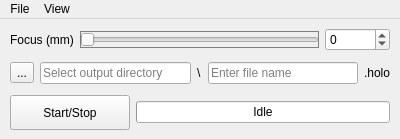
Qt form Holovibes/lightui.ui (DigitalHolography/Holovibes) before a commit.
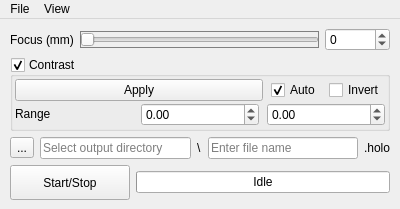
The same form after that commit. Custom widgets are drawn as their Qt base class.

Commit message: feat: add contrast in the light ui window

The edit to the form file:
```diff
--- a/Holovibes/lightui.ui
+++ b/Holovibes/lightui.ui
@@ -82,6 +82,161 @@
       </item>
      </layout>
     </item>
+      <item>
+             <widget class="QGroupBox" name="ContrastCheckBox">
+              <property name="sizePolicy">
+               <sizepolicy hsizetype="MinimumExpanding" vsizetype="Maximum">
+                <horstretch>0</horstretch>
+                <verstretch>0</verstretch>
+               </sizepolicy>
+              </property>
+              <property name="title">
+               <string>Contrast</string>
+              </property>
+              <property name="flat">
+               <bool>false</bool>
+              </property>
+              <property name="checkable">
+               <bool>true</bool>
+              </property>
+              <property name="checked">
+               <bool>true</bool>
+              </property>
+              <layout class="QGridLayout" name="gridLayout_3">
+               <property name="leftMargin">
+                <number>2</number>
+               </property>
+               <property name="topMargin">
+                <number>2</number>
+               </property>
+               <property name="rightMargin">
+                <number>2</number>
+               </property>
+               <property name="bottomMargin">
+                <number>2</number>
+               </property>
+               <property name="horizontalSpacing">
+                <number>0</number>
+               </property>
+               <property name="verticalSpacing">
+                <number>2</number>
+               </property>
+               <item row="2" column="1" rowspan="3">
+                <layout class="QHBoxLayout" name="horizontalLayout_8">
+                 <property name="spacing">
+                  <number>8</number>
+                 </property>
+                 <item>
+                  <widget class="QLabel" name="ContrastRangeLabel">
+                   <property name="enabled">
+                    <bool>true</bool>
+                   </property>
+                   <property name="sizePolicy">
+                    <sizepolicy hsizetype="Expanding" vsizetype="Fixed">
+                     <horstretch>1</horstretch>
+                     <verstretch>0</verstretch>
+                    </sizepolicy>
+                   </property>
+                   <property name="statusTip">
+                    <string>The lower and upper limit of the contrast</string>
+                   </property>
+                   <property name="text">
+                    <string>Range</string>
+                   </property>
+                  </widget>
+                 </item>
+                 <item>
+                  <widget class="QDoubleSpinBox" name="ContrastMinDoubleSpinBox">
+                   <property name="enabled">
+                    <bool>true</bool>
+                   </property>
+                   <property name="sizePolicy">
+                    <sizepolicy hsizetype="Expanding" vsizetype="Fixed">
+                     <horstretch>1</horstretch>
+                     <verstretch>0</verstretch>
+                    </sizepolicy>
+                   </property>
+                   <property name="minimum">
+                    <double>-100.000000000000000</double>
+                   </property>
+                   <property name="maximum">
+                    <double>100.000000000000000</double>
+                   </property>
+                   <property name="singleStep">
+                    <double>0.010000000000000</double>
+                   </property>
+                  </widget>
+                 </item>
+                 <item>
+                  <widget class="QDoubleSpinBox" name="ContrastMaxDoubleSpinBox">
+                   <property name="enabled">
+                    <bool>true</bool>
+                   </property>
+                   <property name="sizePolicy">
+                    <sizepolicy hsizetype="Expanding" vsizetype="Fixed">
+                     <horstretch>1</horstretch>
+                     <verstretch>0</verstretch>
+                    </sizepolicy>
+                   </property>
+                   <property name="minimum">
+                    <double>-100.000000000000000</double>
+                   </property>
+                   <property name="maximum">
+                    <double>100.000000000000000</double>
+                   </property>
+                   <property name="singleStep">
+                    <double>0.010000000000000</double>
+                   </property>
+                  </widget>
+                 </item>
+                </layout>
+               </item>
+               <item row="0" column="0" colspan="3">
+                <layout class="QHBoxLayout" name="horizontalLayout_7">
+                 <property name="spacing">
+                  <number>8</number>
+                 </property>
+                 <item>
+                  <widget class="QPushButton" name="AutoContrastPushButton">
+                   <property name="sizePolicy">
+                    <sizepolicy hsizetype="Expanding" vsizetype="Fixed">
+                     <horstretch>0</horstretch>
+                     <verstretch>0</verstretch>
+                    </sizepolicy>
+                   </property>
+                   <property name="text">
+                    <string>Apply</string>
+                   </property>
+                   <property name="flat">
+                    <bool>false</bool>
+                   </property>
+                  </widget>
+                 </item>
+                 <item>
+                  <widget class="QCheckBox" name="AutoRefreshContrastCheckBox">
+                   <property name="text">
+                    <string>Auto</string>
+                   </property>
+                   <property name="checked">
+                    <bool>true</bool>
+                   </property>
+                  </widget>
+                 </item>
+                 <item>
+                  <widget class="QCheckBox" name="InvertContrastCheckBox">
+                   <property name="text">
+                    <string>Invert</string>
+                   </property>
+                   <property name="shortcut">
+                    <string>I</string>
+                   </property>
+                  </widget>
+                 </item>
+                </layout>
+               </item>
+              </layout>
+             </widget>
+            </item>
     <item>
      <layout class="QHBoxLayout" name="outputFileSelectionLayout">
       <property name="spacing">
```
Left out of the diff: 105 changed lines with no effect on the pictures. The commit also changes 2 other files.
